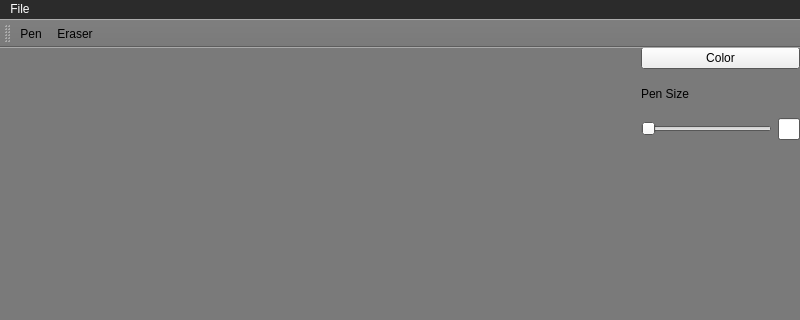
This is ClientProgram/PaintBoardForLecture/mainwindow.ui in moonsunghyo/C-_project as Qt 5 draws it before an edit; both pictures show x 0 to 800 and y 0 to 320 of the 800 by 600 pixel window. The edited form follows.
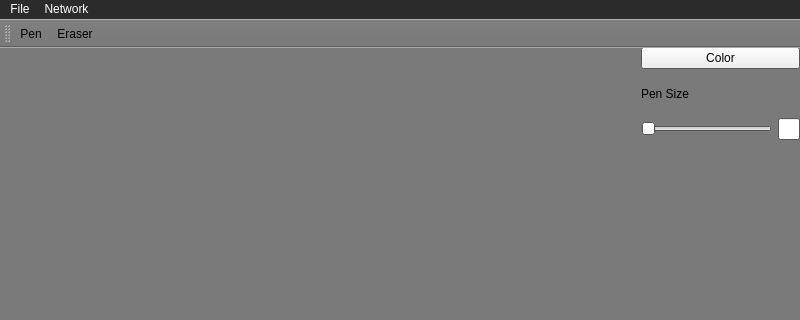
This is the edited form.

```diff
--- a/ClientProgram/PaintBoardForLecture/mainwindow.ui
+++ b/ClientProgram/PaintBoardForLecture/mainwindow.ui
@@ -172,7 +172,7 @@
      <x>0</x>
      <y>0</y>
      <width>800</width>
-     <height>18</height>
+     <height>26</height>
     </rect>
    </property>
    <property name="palette">
@@ -390,7 +390,14 @@
     </property>
     <addaction name="actionNew_Canvas"/>
    </widget>
+   <widget class="QMenu" name="menuNetwork">
+    <property name="title">
+     <string>Network</string>
+    </property>
+    <addaction name="actionConnet_to_Server"/>
+   </widget>
    <addaction name="menuFile"/>
+   <addaction name="menuNetwork"/>
   </widget>
   <widget class="QStatusBar" name="statusbar"/>
   <widget class="QToolBar" name="toolBar">
```
Left out of the diff: 5 changed lines with no effect on the pictures.
